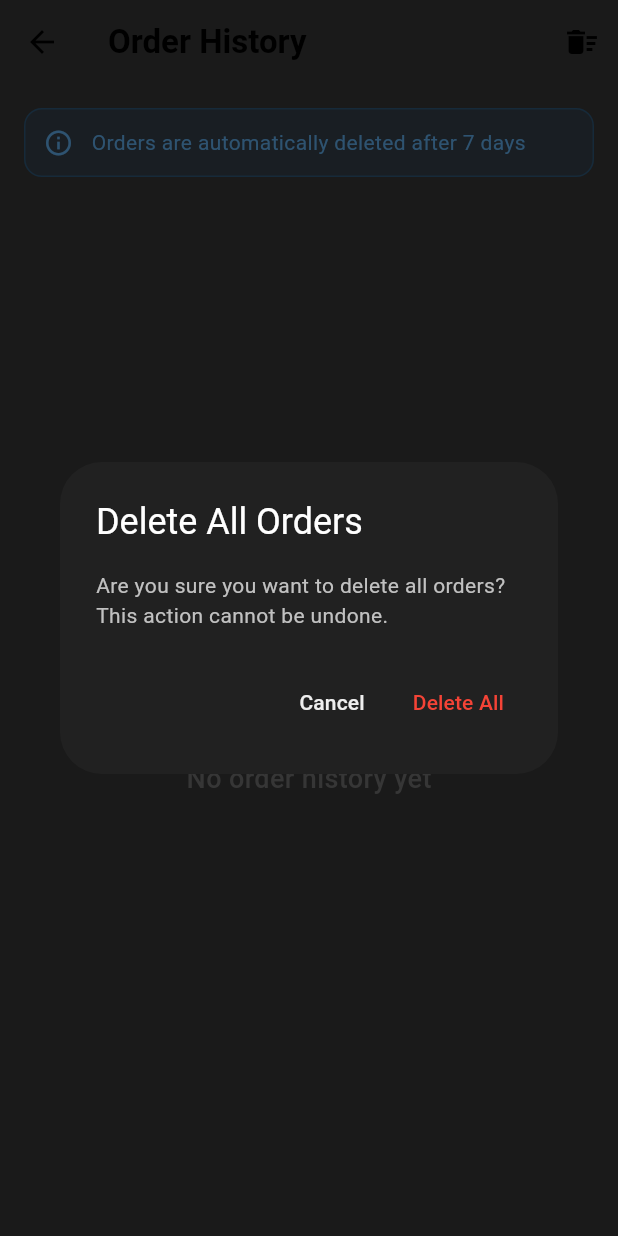
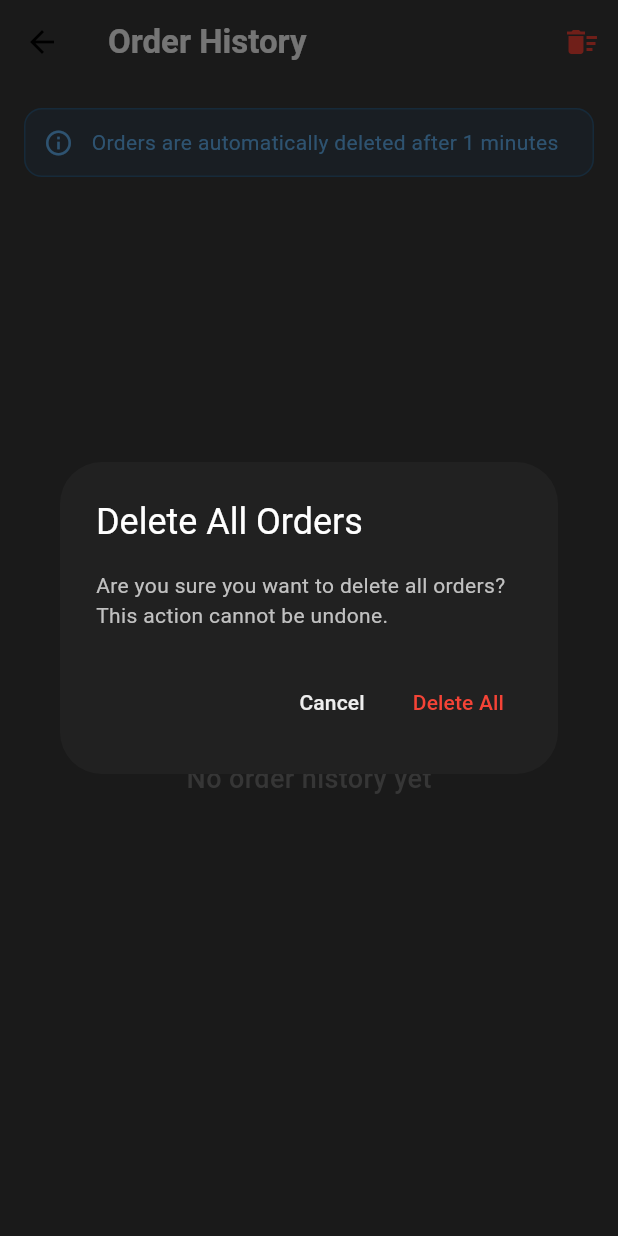
Before and after one commit to Kasehito/Firebase-Project, a Flutter app: the OrderHistoryPage screen opened by its route, after a tap on the "delete sweep" icon, on a phone screen of 412 x 824 dp. Run offline on Flutter 3.47's test engine with Material 3 defaults, Android fonts, the phone set to English and light mode, and no system bars; our stand-ins replace cloud_firestore, firebase_auth, firebase_core, firebase_messaging, firebase_storage, flutter_local_notifications and 4 more; accounts and stored records are empty.

Commit message:
Fix: [MZ] Improve code for automatically delete data history order after 1 minute

```diff
--- a/lib/pages/order_history_page.dart
+++ b/lib/pages/order_history_page.dart
@@ -11,7 +11,7 @@ class OrderHistoryPage extends StatelessWidget {
   @override
   Widget build(BuildContext context) {
     WidgetsBinding.instance.addPostFrameCallback((_) {
-      ordersController.deleteOldOrders();
+      ordersController.deleteExpiredOrders();
     });
 
     return Scaffold(
@@ -19,12 +19,16 @@ class OrderHistoryPage extends StatelessWidget {
         title: const Text(
           'Order History',
           style: TextStyle(
+            color: Colors.white,
             fontWeight: FontWeight.bold,
           ),
         ),
         actions: [
           IconButton(
-            icon: const Icon(Icons.delete_sweep),
+            icon: const Icon(
+              Icons.delete_sweep,
+              color: Colors.red,
+            ),
             onPressed: () => _showDeleteAllConfirmation(context),
           ),
         ],
@@ -65,7 +69,7 @@ class OrderHistoryPage extends StatelessWidget {
           const SizedBox(width: 12),
           Expanded(
             child: Text(
-              'Orders are automatically deleted after 7 days',
+              'Orders are automatically deleted after 1 minutes',
               style: TextStyle(
                 color: Colors.blue[300],
                 fontSize: 14,
@@ -119,8 +123,13 @@ class OrderHistoryPage extends StatelessWidget {
           itemBuilder: (context, index) {
             final orderDoc = snapshot.data!.docs[index];
             final orderData = orderDoc.data() as Map<String, dynamic>;
-            final date = orderData['createdAt'].toDate();
-            final daysLeft = 7 - DateTime.now().difference(date).inDays;
+            final createdAt = (orderData['createdAt'] as Timestamp).toDate();
+            final secondsLeft =
+                60 - DateTime.now().difference(createdAt).inSeconds;
+
+            if (secondsLeft <= 0) {
+              return const SizedBox.shrink(); // Hide expired orders
+            }
 
             return Dismissible(
               key: Key(orderDoc.id),
@@ -189,7 +198,7 @@ class OrderHistoryPage extends StatelessWidget {
                                       borderRadius: BorderRadius.circular(20),
                                     ),
                                     child: Text(
-                                      '$daysLeft days left',
+                                      '$secondsLeft second left',
                                       style: TextStyle(
                                         color: Colors.orange[300],
                                         fontSize: 12,
@@ -225,13 +234,13 @@ class OrderHistoryPage extends StatelessWidget {
                           _buildInfoRow(
                             Icons.calendar_today,
                             'Date',
-                            DateFormat('dd MMM yyyy').format(date),
+                            DateFormat('dd MMM yyyy').format(createdAt),
                           ),
                           const SizedBox(height: 8),
                           _buildInfoRow(
                             Icons.access_time,
                             'Time',
-                            DateFormat('HH:mm').format(date),
+                            DateFormat('HH:mm').format(createdAt),
                           ),
                           const SizedBox(height: 12),
                           _buildInfoRow(
--- a/lib/pages/pages_controller/orders_controller.dart
+++ b/lib/pages/pages_controller/orders_controller.dart
@@ -12,6 +12,7 @@ class OrdersController extends GetxController {
   final FirebaseFirestore _firestore = FirebaseFirestore.instance;
   final FirebaseAuth _auth = FirebaseAuth.instance;
   late NotificationService _notificationService;
+  Timer? _cleanupTimer;
 
   @override
   void onInit() async {
@@ -22,9 +23,17 @@ class OrdersController extends GetxController {
       _notificationService = Get.put(NotificationService(), permanent: true);
     }
     await _notificationService.initialize();
-    await deleteOldOrders();
+    _cleanupTimer = Timer.periodic(const Duration(seconds: 5), (timer) {
+      deleteExpiredOrders();
+    });
     loadSavedOrders();
     listenToOrders();
+  }
+
+  @override
+  void onClose() {
+    _cleanupTimer?.cancel();
+    super.onClose();
   }
 
   void listenToOrders() {
@@ -337,33 +346,44 @@ class OrdersController extends GetxController {
         .snapshots(includeMetadataChanges: false);
   }
 
-  Future<void> deleteOldOrders() async {
+ Future<void> deleteExpiredOrders() async {
     try {
       final userId = _auth.currentUser?.uid;
       if (userId == null) return;
 
-      // Set date cutoff (7 days ago)
-      final cutoffDate = DateTime.now().subtract(Duration(days: 7));
-
-      // Take order has more than 7 days
+      final now = DateTime.now();
       final snapshot = await _firestore
           .collection('users')
           .doc(userId)
           .collection('orderHistory')
-          .where('createdAt', isLessThan: cutoffDate)
           .get();
 
-      if (snapshot.docs.isEmpty) return;
+      final batch = _firestore.batch();
+      var deletedCount = 0;
 
-      final batch = _firestore.batch();
       for (var doc in snapshot.docs) {
-        batch.delete(doc.reference);
+        final orderData = doc.data();
+        final createdAt = (orderData['createdAt'] as Timestamp).toDate();
+
+        // Check if order is older than 1 minute
+        if (now.difference(createdAt).inMinutes >= 1) {
+          batch.delete(doc.reference);
+          deletedCount++;
+        }
       }
 
-      await batch.commit();
-      print('Delete succesfull ${snapshot.docs.length} old order');
+      if (deletedCount > 0) {
+        await batch.commit();
+        print('Automatically deleted $deletedCount expired orders');
+
+        // Show notification
+        await _notificationService.showLocalNotification(
+          title: 'Orders Cleaned',
+          body: '$deletedCount expired orders have been removed',
+        );
+      }
     } catch (e) {
-      print('Error delete old order: $e');
+      print('Error deleting expired orders: $e');
     }
   }
 
```
